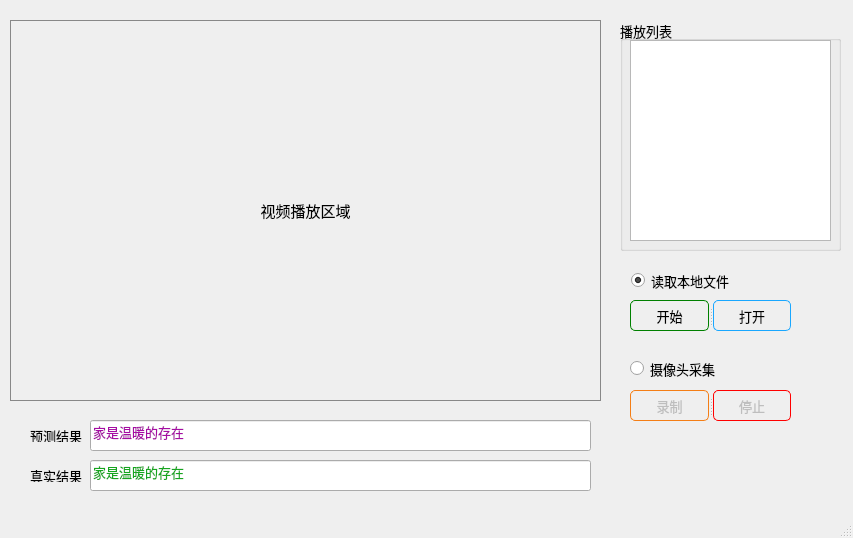
This is 5-pyqt/mainwindow.ui in hfut-xyc/python-learning as Qt 5 draws it before an edit. The edited form follows.
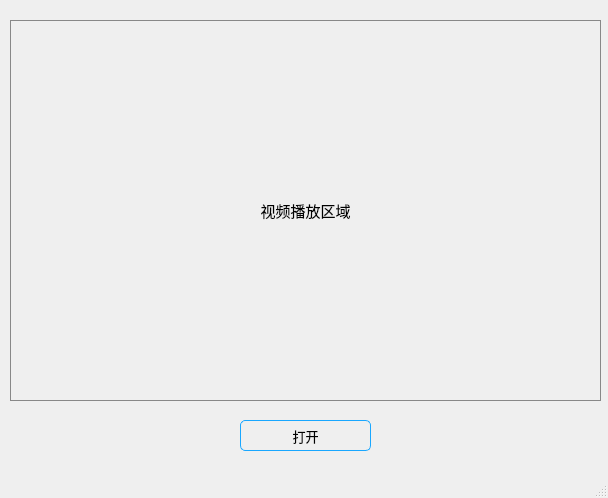
This is the edited form.

Diff of the .ui file:
```diff
--- a/5-pyqt/mainwindow.ui
+++ b/5-pyqt/mainwindow.ui
@@ -6,8 +6,8 @@
    <rect>
     <x>0</x>
     <y>0</y>
-    <width>853</width>
-    <height>538</height>
+    <width>608</width>
+    <height>498</height>
    </rect>
   </property>
   <property name="font">
@@ -46,359 +46,34 @@
      <set>Qt::AlignCenter</set>
     </property>
    </widget>
-   <widget class="QRadioButton" name="radio1">
+   <widget class="QPushButton" name="btn_open">
     <property name="geometry">
      <rect>
-      <x>631</x>
-      <y>272</y>
-      <width>101</width>
-      <height>17</height>
-     </rect>
-    </property>
-    <property name="text">
-     <string>读取本地文件</string>
-    </property>
-    <property name="checked">
-     <bool>true</bool>
-    </property>
-   </widget>
-   <widget class="QRadioButton" name="radio2">
-    <property name="geometry">
-     <rect>
-      <x>630</x>
-      <y>360</y>
-      <width>101</width>
-      <height>17</height>
-     </rect>
-    </property>
-    <property name="text">
-     <string>摄像头采集</string>
-    </property>
-   </widget>
-   <widget class="QLabel" name="label_2">
-    <property name="geometry">
-     <rect>
-      <x>30</x>
-      <y>430</y>
-      <width>54</width>
-      <height>12</height>
-     </rect>
-    </property>
-    <property name="text">
-     <string>预测结果</string>
-    </property>
-   </widget>
-   <widget class="QLabel" name="label_3">
-    <property name="geometry">
-     <rect>
-      <x>30</x>
-      <y>470</y>
-      <width>54</width>
-      <height>12</height>
-     </rect>
-    </property>
-    <property name="text">
-     <string>真实结果</string>
-    </property>
-   </widget>
-   <widget class="QLineEdit" name="lineEdit">
-    <property name="enabled">
-     <bool>true</bool>
-    </property>
-    <property name="geometry">
-     <rect>
-      <x>90</x>
-      <y>460</y>
-      <width>501</width>
-      <height>31</height>
-     </rect>
-    </property>
-    <property name="palette">
-     <palette>
-      <active>
-       <colorrole role="WindowText">
-        <brush brushstyle="SolidPattern">
-         <color alpha="255">
-          <red>0</red>
-          <green>0</green>
-          <blue>0</blue>
-         </color>
-        </brush>
-       </colorrole>
-       <colorrole role="Text">
-        <brush brushstyle="SolidPattern">
-         <color alpha="255">
-          <red>22</red>
-          <green>165</green>
-          <blue>31</blue>
-         </color>
-        </brush>
-       </colorrole>
-      </active>
-      <inactive>
-       <colorrole role="WindowText">
-        <brush brushstyle="SolidPattern">
-         <color alpha="255">
-          <red>0</red>
-          <green>0</green>
-          <blue>0</blue>
-         </color>
-        </brush>
-       </colorrole>
-       <colorrole role="Text">
-        <brush brushstyle="SolidPattern">
-         <color alpha="255">
-          <red>22</red>
-          <green>165</green>
-          <blue>31</blue>
-         </color>
-        </brush>
-       </colorrole>
-      </inactive>
-      <disabled>
-       <colorrole role="WindowText">
-        <brush brushstyle="SolidPattern">
-         <color alpha="255">
-          <red>120</red>
-          <green>120</green>
-          <blue>120</blue>
-         </color>
-        </brush>
-       </colorrole>
-       <colorrole role="Text">
-        <brush brushstyle="SolidPattern">
-         <color alpha="255">
-          <red>120</red>
-          <green>120</green>
-          <blue>120</blue>
-         </color>
-        </brush>
-       </colorrole>
-      </disabled>
-     </palette>
-    </property>
-    <property name="text">
-     <string>家是温暖的存在</string>
-    </property>
-    <property name="readOnly">
-     <bool>true</bool>
-    </property>
-   </widget>
-   <widget class="QLineEdit" name="lineEdit_2">
-    <property name="geometry">
-     <rect>
-      <x>90</x>
+      <x>240</x>
       <y>420</y>
-      <width>501</width>
+      <width>131</width>
       <height>31</height>
      </rect>
     </property>
-    <property name="palette">
-     <palette>
-      <active>
-       <colorrole role="WindowText">
-        <brush brushstyle="SolidPattern">
-         <color alpha="255">
-          <red>0</red>
-          <green>0</green>
-          <blue>0</blue>
-         </color>
-        </brush>
-       </colorrole>
-       <colorrole role="Text">
-        <brush brushstyle="SolidPattern">
-         <color alpha="255">
-          <red>165</red>
-          <green>12</green>
-          <blue>163</blue>
-         </color>
-        </brush>
-       </colorrole>
-      </active>
-      <inactive>
-       <colorrole role="WindowText">
-        <brush brushstyle="SolidPattern">
-         <color alpha="255">
-          <red>0</red>
-          <green>0</green>
-          <blue>0</blue>
-         </color>
-        </brush>
-       </colorrole>
-       <colorrole role="Text">
-        <brush brushstyle="SolidPattern">
-         <color alpha="255">
-          <red>165</red>
-          <green>12</green>
-          <blue>163</blue>
-         </color>
-        </brush>
-       </colorrole>
-      </inactive>
-      <disabled>
-       <colorrole role="WindowText">
-        <brush brushstyle="SolidPattern">
-         <color alpha="255">
-          <red>120</red>
-          <green>120</green>
-          <blue>120</blue>
-         </color>
-        </brush>
-       </colorrole>
-       <colorrole role="Text">
-        <brush brushstyle="SolidPattern">
-         <color alpha="255">
-          <red>120</red>
-          <green>120</green>
-          <blue>120</blue>
-         </color>
-        </brush>
-       </colorrole>
-      </disabled>
-     </palette>
+    <property name="sizePolicy">
+     <sizepolicy hsizetype="Minimum" vsizetype="Expanding">
+      <horstretch>0</horstretch>
+      <verstretch>0</verstretch>
+     </sizepolicy>
+    </property>
+    <property name="cursor">
+     <cursorShape>PointingHandCursor</cursorShape>
+    </property>
+    <property name="styleSheet">
+     <string notr="true">border: 1px solid rgb(25, 167, 255);
+border-radius: 5px; </string>
     </property>
     <property name="text">
-     <string>家是温暖的存在</string>
+     <string>打开</string>
     </property>
-   </widget>
-   <widget class="QGroupBox" name="groupBox">
-    <property name="geometry">
-     <rect>
-      <x>620</x>
-      <y>20</y>
-      <width>221</width>
-      <height>231</height>
-     </rect>
+    <property name="autoRepeatDelay">
+     <number>309</number>
     </property>
-    <property name="title">
-     <string>播放列表</string>
-    </property>
-    <widget class="QListView" name="listView">
-     <property name="geometry">
-      <rect>
-       <x>10</x>
-       <y>20</y>
-       <width>201</width>
-       <height>201</height>
-      </rect>
-     </property>
-    </widget>
-   </widget>
-   <widget class="QSplitter" name="splitter">
-    <property name="geometry">
-     <rect>
-      <x>630</x>
-      <y>300</y>
-      <width>161</width>
-      <height>31</height>
-     </rect>
-    </property>
-    <property name="orientation">
-     <enum>Qt::Horizontal</enum>
-    </property>
-    <widget class="QPushButton" name="btn_play">
-     <property name="sizePolicy">
-      <sizepolicy hsizetype="Minimum" vsizetype="Expanding">
-       <horstretch>0</horstretch>
-       <verstretch>0</verstretch>
-      </sizepolicy>
-     </property>
-     <property name="cursor">
-      <cursorShape>PointingHandCursor</cursorShape>
-     </property>
-     <property name="styleSheet">
-      <string notr="true">border: 1px solid green;
-border-radius: 5px; </string>
-     </property>
-     <property name="text">
-      <string>开始</string>
-     </property>
-     <property name="autoRepeatDelay">
-      <number>309</number>
-     </property>
-    </widget>
-    <widget class="QPushButton" name="btn_open">
-     <property name="sizePolicy">
-      <sizepolicy hsizetype="Minimum" vsizetype="Expanding">
-       <horstretch>0</horstretch>
-       <verstretch>0</verstretch>
-      </sizepolicy>
-     </property>
-     <property name="cursor">
-      <cursorShape>PointingHandCursor</cursorShape>
-     </property>
-     <property name="styleSheet">
-      <string notr="true">border: 1px solid rgb(25, 167, 255);
-border-radius: 5px; </string>
-     </property>
-     <property name="text">
-      <string>打开</string>
-     </property>
-     <property name="autoRepeatDelay">
-      <number>309</number>
-     </property>
-    </widget>
-   </widget>
-   <widget class="QSplitter" name="splitter_2">
-    <property name="geometry">
-     <rect>
-      <x>630</x>
-      <y>390</y>
-      <width>161</width>
-      <height>31</height>
-     </rect>
-    </property>
-    <property name="orientation">
-     <enum>Qt::Horizontal</enum>
-    </property>
-    <widget class="QPushButton" name="btn_record">
-     <property name="enabled">
-      <bool>false</bool>
-     </property>
-     <property name="sizePolicy">
-      <sizepolicy hsizetype="Minimum" vsizetype="Expanding">
-       <horstretch>0</horstretch>
-       <verstretch>0</verstretch>
-      </sizepolicy>
-     </property>
-     <property name="cursor">
-      <cursorShape>PointingHandCursor</cursorShape>
-     </property>
-     <property name="styleSheet">
-      <string notr="true">border: 1px solid rgb(244, 126, 22);
-border-radius: 5px; </string>
-     </property>
-     <property name="text">
-      <string>录制</string>
-     </property>
-     <property name="autoRepeatDelay">
-      <number>309</number>
-     </property>
-    </widget>
-    <widget class="QPushButton" name="btn_stop">
-     <property name="enabled">
-      <bool>false</bool>
-     </property>
-     <property name="sizePolicy">
-      <sizepolicy hsizetype="Minimum" vsizetype="Expanding">
-       <horstretch>0</horstretch>
-       <verstretch>0</verstretch>
-      </sizepolicy>
-     </property>
-     <property name="cursor">
-      <cursorShape>PointingHandCursor</cursorShape>
-     </property>
-     <property name="styleSheet">
-      <string notr="true">border: 1px solid red;
-border-radius: 5px; </string>
-     </property>
-     <property name="text">
-      <string>停止</string>
-     </property>
-     <property name="autoRepeatDelay">
-      <number>309</number>
-     </property>
-    </widget>
    </widget>
   </widget>
   <widget class="QMenuBar" name="menubar">
```
Left out of the diff: 6 changed lines with no effect on the pictures.
